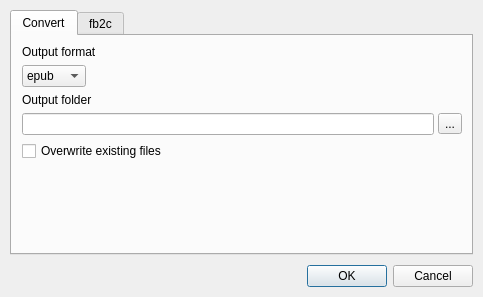
First picture: the form in src/designer/convertdialog.ui, repository dnkorpushov/libro2, before the edit.
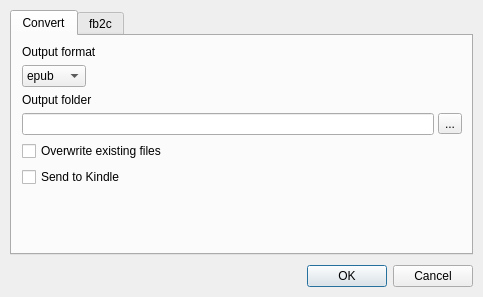
Second picture: the form after the edit.

Diff of the .ui file:
```diff
--- a/src/designer/convertdialog.ui
+++ b/src/designer/convertdialog.ui
@@ -38,7 +38,7 @@
       <attribute name="title">
        <string>Convert</string>
       </attribute>
-      <layout class="QVBoxLayout" name="verticalLayout" stretch="0,0,0,0,1,0">
+      <layout class="QVBoxLayout" name="verticalLayout" stretch="0,0,0,0,1,0,0">
        <property name="leftMargin">
         <number>10</number>
        </property>
@@ -110,6 +110,13 @@
          </property>
         </widget>
        </item>
+       <item>
+        <widget class="QCheckBox" name="checkStk">
+         <property name="text">
+          <string>Send to Kindle</string>
+         </property>
+        </widget>
+       </item>
        <item>
         <spacer name="verticalSpacer">
          <property name="orientation">
```
